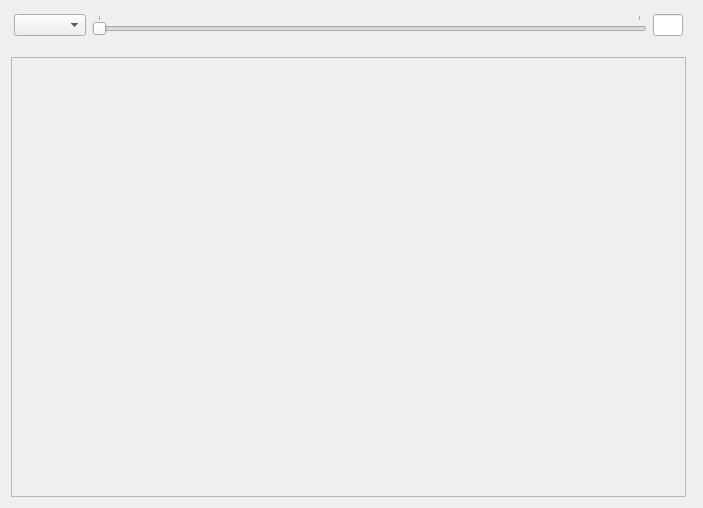
First picture: the form in testthresh.ui, repository nnguyenductai/MCL, before the edit.
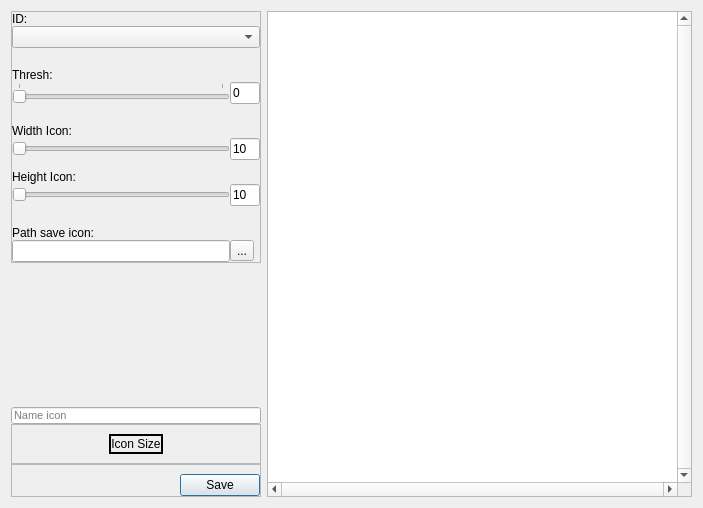
Second picture: the form after the edit.

```diff
--- a/testthresh.ui
+++ b/testthresh.ui
@@ -29,173 +29,435 @@
    <bool>false</bool>
   </property>
   <layout class="QGridLayout" name="gridLayout">
-   <item row="0" column="0">
+   <item row="3" column="0">
     <widget class="QWidget" name="widget_2" native="true">
      <property name="maximumSize">
       <size>
-       <width>16777215</width>
-       <height>30</height>
+       <width>250</width>
+       <height>16777215</height>
       </size>
      </property>
-     <layout class="QHBoxLayout" name="horizontalLayout">
+     <layout class="QGridLayout" name="gridLayout_3">
       <property name="leftMargin">
-       <number>3</number>
+       <number>0</number>
       </property>
       <property name="topMargin">
-       <number>3</number>
+       <number>0</number>
       </property>
       <property name="rightMargin">
-       <number>3</number>
+       <number>0</number>
       </property>
       <property name="bottomMargin">
-       <number>3</number>
+       <number>0</number>
       </property>
-      <item>
-       <widget class="QComboBox" name="comboBox"/>
+      <property name="spacing">
+       <number>0</number>
+      </property>
+      <item row="7" column="0" colspan="3">
+       <widget class="QFrame" name="frame_3">
+        <property name="frameShape">
+         <enum>QFrame::StyledPanel</enum>
+        </property>
+        <property name="frameShadow">
+         <enum>QFrame::Raised</enum>
+        </property>
+        <layout class="QGridLayout" name="gridLayout_2">
+         <property name="leftMargin">
+          <number>0</number>
+         </property>
+         <property name="topMargin">
+          <number>9</number>
+         </property>
+         <property name="rightMargin">
+          <number>0</number>
+         </property>
+         <property name="bottomMargin">
+          <number>0</number>
+         </property>
+         <item row="1" column="0">
+          <spacer name="horizontalSpacer_3">
+           <property name="orientation">
+            <enum>Qt::Horizontal</enum>
+           </property>
+           <property name="sizeHint" stdset="0">
+            <size>
+             <width>40</width>
+             <height>20</height>
+            </size>
+           </property>
+          </spacer>
+         </item>
+         <item row="1" column="1">
+          <widget class="QPushButton" name="pushButton_save">
+           <property name="text">
+            <string>Save</string>
+           </property>
+          </widget>
+         </item>
+        </layout>
+       </widget>
       </item>
-      <item>
-       <widget class="QSlider" name="horizontalSlider">
-        <property name="maximum">
-         <number>255</number>
+      <item row="6" column="0" colspan="3">
+       <widget class="QFrame" name="frame_2">
+        <property name="frameShape">
+         <enum>QFrame::StyledPanel</enum>
         </property>
-        <property name="pageStep">
-         <number>255</number>
+        <property name="frameShadow">
+         <enum>QFrame::Raised</enum>
         </property>
-        <property name="tracking">
-         <bool>true</bool>
+        <layout class="QGridLayout" name="gridLayout_5">
+         <property name="topMargin">
+          <number>9</number>
+         </property>
+         <property name="spacing">
+          <number>0</number>
+         </property>
+         <item row="1" column="0">
+          <spacer name="horizontalSpacer">
+           <property name="orientation">
+            <enum>Qt::Horizontal</enum>
+           </property>
+           <property name="sizeHint" stdset="0">
+            <size>
+             <width>40</width>
+             <height>20</height>
+            </size>
+           </property>
+          </spacer>
+         </item>
+         <item row="1" column="1">
+          <widget class="QLabel" name="label_IconSize">
+           <property name="minimumSize">
+            <size>
+             <width>0</width>
+             <height>0</height>
+            </size>
+           </property>
+           <property name="maximumSize">
+            <size>
+             <width>16777215</width>
+             <height>16777215</height>
+            </size>
+           </property>
+           <property name="frameShape">
+            <enum>QFrame::Panel</enum>
+           </property>
+           <property name="lineWidth">
+            <number>2</number>
+           </property>
+           <property name="text">
+            <string>Icon Size</string>
+           </property>
+           <property name="scaledContents">
+            <bool>true</bool>
+           </property>
+           <property name="alignment">
+            <set>Qt::AlignCenter</set>
+           </property>
+           <property name="wordWrap">
+            <bool>false</bool>
+           </property>
+          </widget>
+         </item>
+         <item row="1" column="2">
+          <spacer name="horizontalSpacer_2">
+           <property name="orientation">
+            <enum>Qt::Horizontal</enum>
+           </property>
+           <property name="sizeHint" stdset="0">
+            <size>
+             <width>40</width>
+             <height>20</height>
+            </size>
+           </property>
+          </spacer>
+         </item>
+        </layout>
+       </widget>
+      </item>
+      <item row="0" column="0" rowspan="2" colspan="3">
+       <widget class="QFrame" name="frame">
+        <property name="frameShape">
+         <enum>QFrame::StyledPanel</enum>
         </property>
+        <property name="frameShadow">
+         <enum>QFrame::Raised</enum>
+        </property>
+        <layout class="QGridLayout" name="gridLayout_4">
+         <property name="leftMargin">
+          <number>0</number>
+         </property>
+         <property name="topMargin">
+          <number>0</number>
+         </property>
+         <property name="rightMargin">
+          <number>0</number>
+         </property>
+         <property name="bottomMargin">
+          <number>0</number>
+         </property>
+         <property name="spacing">
+          <number>0</number>
+         </property>
+         <item row="12" column="0">
+          <widget class="QLabel" name="label">
+           <property name="text">
+            <string>Path save icon:</string>
+           </property>
+          </widget>
+         </item>
+         <item row="1" column="0" colspan="2">
+          <widget class="QComboBox" name="comboBox"/>
+         </item>
+         <item row="7" column="1">
+          <widget class="QLineEdit" name="lineEdit_2">
+           <property name="maximumSize">
+            <size>
+             <width>30</width>
+             <height>16777215</height>
+            </size>
+           </property>
+           <property name="text">
+            <string>10</string>
+           </property>
+          </widget>
+         </item>
+         <item row="13" column="0">
+          <widget class="QLineEdit" name="lineEdit_pathsaveIcon"/>
+         </item>
+         <item row="6" column="0">
+          <widget class="QLabel" name="label_3">
+           <property name="text">
+            <string>Width Icon:</string>
+           </property>
+          </widget>
+         </item>
+         <item row="10" column="1">
+          <widget class="QLineEdit" name="lineEdit_3">
+           <property name="maximumSize">
+            <size>
+             <width>30</width>
+             <height>16777215</height>
+            </size>
+           </property>
+           <property name="text">
+            <string>10</string>
+           </property>
+          </widget>
+         </item>
+         <item row="4" column="1">
+          <widget class="QLineEdit" name="lineEdit">
+           <property name="maximumSize">
+            <size>
+             <width>30</width>
+             <height>16777215</height>
+            </size>
+           </property>
+           <property name="text">
+            <string>0</string>
+           </property>
+          </widget>
+         </item>
+         <item row="9" column="0">
+          <widget class="QLabel" name="label_4">
+           <property name="text">
+            <string>Height Icon:</string>
+           </property>
+          </widget>
+         </item>
+         <item row="8" column="0">
+          <spacer name="verticalSpacer_4">
+           <property name="orientation">
+            <enum>Qt::Vertical</enum>
+           </property>
+           <property name="sizeType">
+            <enum>QSizePolicy::Minimum</enum>
+           </property>
+           <property name="sizeHint" stdset="0">
+            <size>
+             <width>20</width>
+             <height>10</height>
+            </size>
+           </property>
+          </spacer>
+         </item>
+         <item row="10" column="0">
+          <widget class="QSlider" name="horizontalSlider_3">
+           <property name="minimum">
+            <number>10</number>
+           </property>
+           <property name="maximum">
+            <number>255</number>
+           </property>
+           <property name="orientation">
+            <enum>Qt::Horizontal</enum>
+           </property>
+          </widget>
+         </item>
+         <item row="11" column="0">
+          <spacer name="verticalSpacer_5">
+           <property name="orientation">
+            <enum>Qt::Vertical</enum>
+           </property>
+           <property name="sizeType">
+            <enum>QSizePolicy::Minimum</enum>
+           </property>
+           <property name="sizeHint" stdset="0">
+            <size>
+             <width>20</width>
+             <height>20</height>
+            </size>
+           </property>
+          </spacer>
+         </item>
+         <item row="5" column="0">
+          <spacer name="verticalSpacer_3">
+           <property name="orientation">
+            <enum>Qt::Vertical</enum>
+           </property>
+           <property name="sizeType">
+            <enum>QSizePolicy::Minimum</enum>
+           </property>
+           <property name="sizeHint" stdset="0">
+            <size>
+             <width>20</width>
+             <height>20</height>
+            </size>
+           </property>
+          </spacer>
+         </item>
+         <item row="13" column="1">
+          <widget class="QToolButton" name="toolButton">
+           <property name="text">
+            <string>...</string>
+           </property>
+          </widget>
+         </item>
+         <item row="4" column="0">
+          <widget class="QSlider" name="horizontalSlider">
+           <property name="maximum">
+            <number>255</number>
+           </property>
+           <property name="pageStep">
+            <number>255</number>
+           </property>
+           <property name="tracking">
+            <bool>true</bool>
+           </property>
+           <property name="orientation">
+            <enum>Qt::Horizontal</enum>
+           </property>
+           <property name="invertedAppearance">
+            <bool>false</bool>
+           </property>
+           <property name="invertedControls">
+            <bool>false</bool>
+           </property>
+           <property name="tickPosition">
+            <enum>QSlider::TicksAbove</enum>
+           </property>
+          </widget>
+         </item>
+         <item row="3" column="0">
+          <widget class="QLabel" name="label_2">
+           <property name="text">
+            <string>Thresh:</string>
+           </property>
+          </widget>
+         </item>
+         <item row="2" column="0">
+          <spacer name="verticalSpacer_2">
+           <property name="orientation">
+            <enum>Qt::Vertical</enum>
+           </property>
+           <property name="sizeType">
+            <enum>QSizePolicy::Minimum</enum>
+           </property>
+           <property name="sizeHint" stdset="0">
+            <size>
+             <width>20</width>
+             <height>20</height>
+            </size>
+           </property>
+          </spacer>
+         </item>
+         <item row="0" column="0">
+          <widget class="QLabel" name="label_5">
+           <property name="text">
+            <string>ID:</string>
+           </property>
+          </widget>
+         </item>
+         <item row="7" column="0">
+          <widget class="QSlider" name="horizontalSlider_2">
+           <property name="minimum">
+            <number>10</number>
+           </property>
+           <property name="maximum">
+            <number>255</number>
+           </property>
+           <property name="orientation">
+            <enum>Qt::Horizontal</enum>
+           </property>
+          </widget>
+         </item>
+        </layout>
+       </widget>
+      </item>
+      <item row="3" column="0">
+       <spacer name="verticalSpacer">
         <property name="orientation">
-         <enum>Qt::Horizontal</enum>
+         <enum>Qt::Vertical</enum>
         </property>
-        <property name="invertedAppearance">
-         <bool>false</bool>
+        <property name="sizeHint" stdset="0">
+         <size>
+          <width>20</width>
+          <height>32</height>
+         </size>
         </property>
-        <property name="invertedControls">
-         <bool>false</bool>
-        </property>
-        <property name="tickPosition">
-         <enum>QSlider::TicksAbove</enum>
-        </property>
-       </widget>
+       </spacer>
       </item>
-      <item>
-       <widget class="QLineEdit" name="lineEdit">
+      <item row="4" column="0">
+       <widget class="QLineEdit" name="lineEdit_nameIcon">
+        <property name="enabled">
+         <bool>true</bool>
+        </property>
         <property name="maximumSize">
          <size>
-          <width>30</width>
-          <height>16777215</height>
+          <width>16777215</width>
+          <height>17</height>
          </size>
         </property>
+        <property name="font">
+         <font>
+          <pointsize>8</pointsize>
+         </font>
+        </property>
+        <property name="dragEnabled">
+         <bool>false</bool>
+        </property>
+        <property name="readOnly">
+         <bool>false</bool>
+        </property>
+        <property name="placeholderText">
+         <string>Name icon</string>
+        </property>
+        <property name="cursorMoveStyle">
+         <enum>Qt::LogicalMoveStyle</enum>
+        </property>
        </widget>
       </item>
      </layout>
     </widget>
    </item>
-   <item row="1" column="0" colspan="2">
-    <widget class="QWidget" name="widget" native="true">
-     <layout class="QGridLayout" name="gridLayout_3">
-      <property name="sizeConstraint">
-       <enum>QLayout::SetMinAndMaxSize</enum>
-      </property>
-      <property name="leftMargin">
-       <number>3</number>
-      </property>
-      <property name="topMargin">
-       <number>3</number>
-      </property>
-      <property name="rightMargin">
-       <number>3</number>
-      </property>
-      <property name="bottomMargin">
-       <number>3</number>
-      </property>
-     </layout>
-    </widget>
-   </item>
-   <item row="2" column="0">
-    <widget class="QScrollArea" name="scrollArea">
-     <property name="widgetResizable">
-      <bool>true</bool>
+   <item row="3" column="1">
+    <widget class="QGraphicsView" name="graphicsView">
+     <property name="verticalScrollBarPolicy">
+      <enum>Qt::ScrollBarAlwaysOn</enum>
      </property>
-     <property name="alignment">
-      <set>Qt::AlignCenter</set>
+     <property name="horizontalScrollBarPolicy">
+      <enum>Qt::ScrollBarAlwaysOn</enum>
      </property>
-     <widget class="QWidget" name="scrollAreaWidgetContents">
-      <property name="geometry">
-       <rect>
-        <x>0</x>
-        <y>0</y>
-        <width>677</width>
-        <height>442</height>
-       </rect>
-      </property>
-      <property name="maximumSize">
-       <size>
-        <width>16777215</width>
-        <height>16777215</height>
-       </size>
-      </property>
-      <layout class="QGridLayout" name="gridLayout_2">
-       <property name="leftMargin">
-        <number>0</number>
-       </property>
-       <property name="topMargin">
-        <number>0</number>
-       </property>
-       <property name="rightMargin">
-        <number>0</number>
-       </property>
-       <property name="bottomMargin">
-        <number>0</number>
-       </property>
-       <property name="spacing">
-        <number>0</number>
-       </property>
-       <item row="0" column="0">
-        <widget class="QLabel" name="label">
-         <property name="maximumSize">
-          <size>
-           <width>16777215</width>
-           <height>16777215</height>
-          </size>
-         </property>
-         <property name="focusPolicy">
-          <enum>Qt::NoFocus</enum>
-         </property>
-         <property name="layoutDirection">
-          <enum>Qt::LeftToRight</enum>
-         </property>
-         <property name="autoFillBackground">
-          <bool>false</bool>
-         </property>
-         <property name="frameShape">
-          <enum>QFrame::NoFrame</enum>
-         </property>
-         <property name="frameShadow">
-          <enum>QFrame::Plain</enum>
-         </property>
-         <property name="text">
-          <string/>
-         </property>
-         <property name="textFormat">
-          <enum>Qt::AutoText</enum>
-         </property>
-         <property name="scaledContents">
-          <bool>false</bool>
-         </property>
-         <property name="alignment">
-          <set>Qt::AlignCenter</set>
-         </property>
-         <property name="wordWrap">
-          <bool>true</bool>
-         </property>
-         <property name="textInteractionFlags">
-          <set>Qt::LinksAccessibleByKeyboard|Qt::LinksAccessibleByMouse|Qt::TextBrowserInteraction|Qt::TextEditable|Qt::TextEditorInteraction|Qt::TextSelectableByKeyboard|Qt::TextSelectableByMouse</set>
-         </property>
-        </widget>
-       </item>
-      </layout>
-     </widget>
     </widget>
    </item>
   </layout>
```
